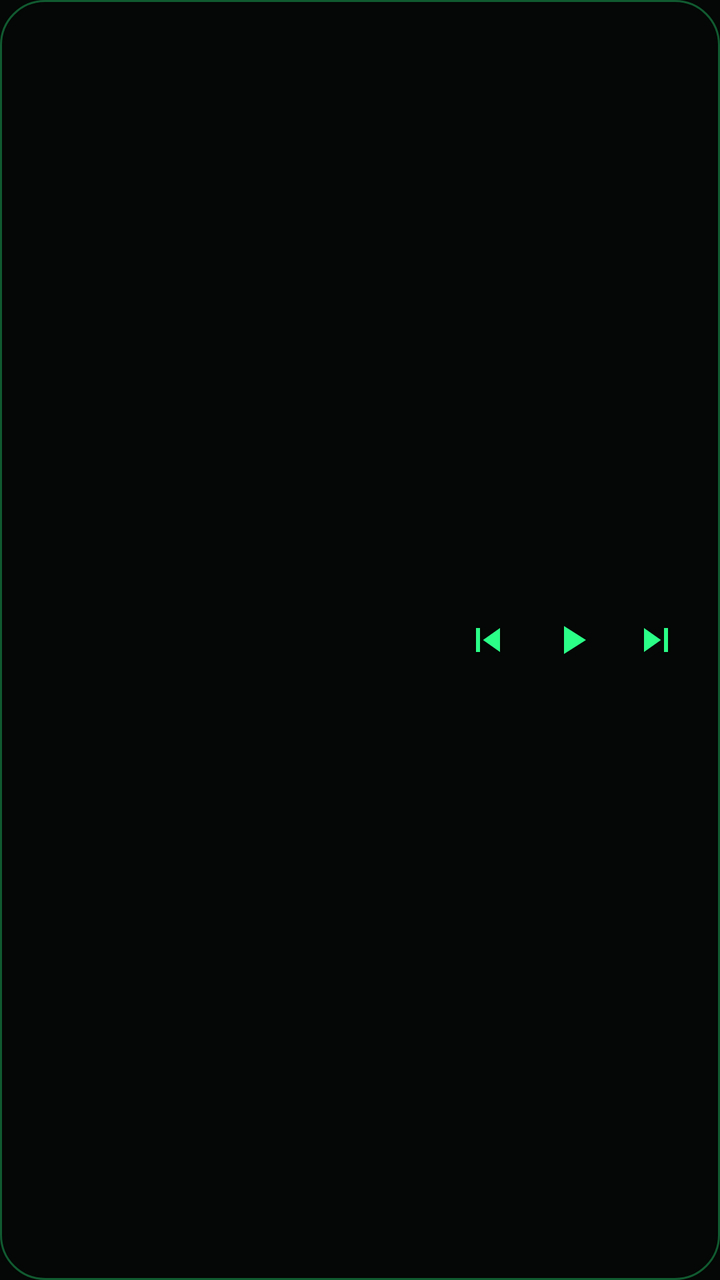
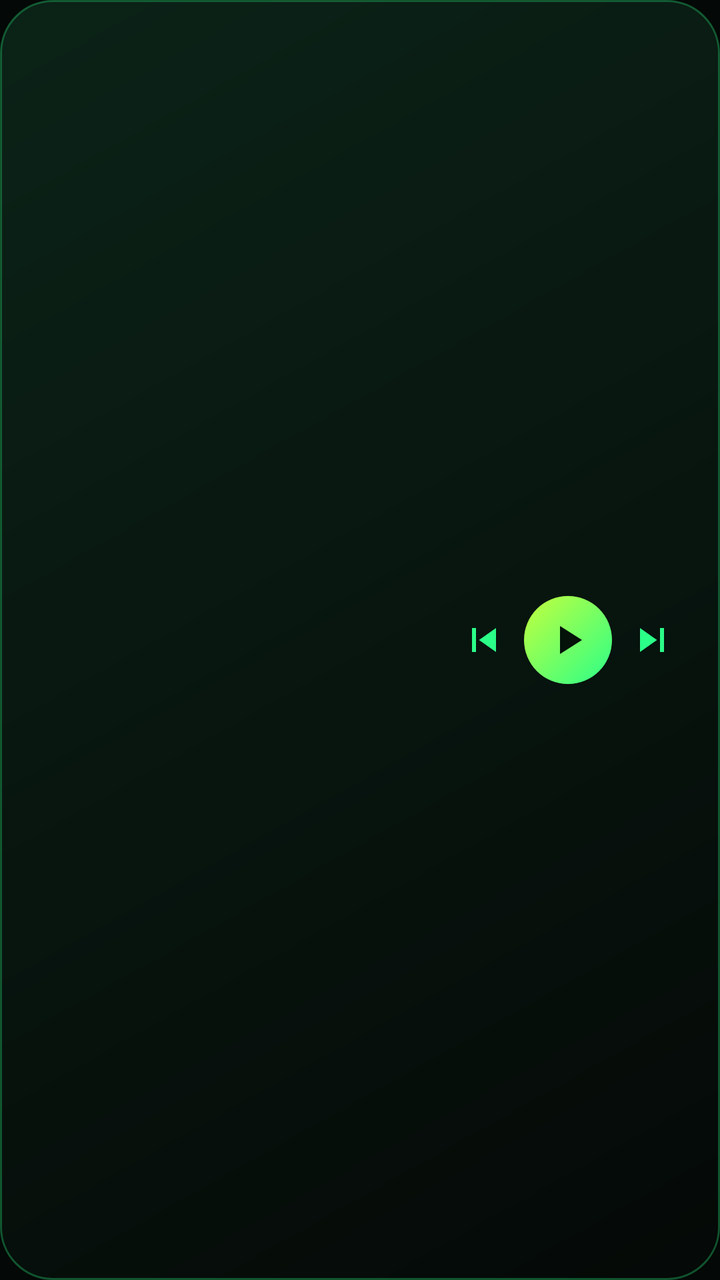

Two renders of the same Android screen: before a commit and after it. Below are the layout's source before the change and the commit's diff.
<!-- AndroidManifest.xml: application theme Theme.App -->
<!-- res/layout/widget_player.xml -->
<?xml version="1.0" encoding="utf-8"?>
<LinearLayout xmlns:android="http://schemas.android.com/apk/res/android"
    android:layout_width="match_parent"
    android:layout_height="match_parent"
    android:orientation="horizontal"
    android:gravity="center_vertical"
    android:padding="12dp"
    android:background="@drawable/widget_bg">

    <LinearLayout
        android:id="@+id/w_info"
        android:layout_width="0dp"
        android:layout_height="wrap_content"
        android:layout_weight="1"
        android:orientation="vertical">

        <TextView
            android:id="@+id/w_title"
            android:layout_width="match_parent"
            android:layout_height="wrap_content"
            android:maxLines="1"
            android:ellipsize="end"
            android:textColor="#FFFFFF"
            android:textSize="14sp"
            android:textStyle="bold" />

        <TextView
            android:id="@+id/w_artist"
            android:layout_width="match_parent"
            android:layout_height="wrap_content"
            android:maxLines="1"
            android:ellipsize="end"
            android:textColor="#A6FFFFFF"
            android:textSize="12sp" />
    </LinearLayout>

    <ImageButton
        android:id="@+id/w_prev"
        android:layout_width="40dp"
        android:layout_height="40dp"
        android:background="@null"
        android:contentDescription="Anterior"
        android:src="@drawable/ic_w_prev" />

    <ImageButton
        android:id="@+id/w_play"
        android:layout_width="44dp"
        android:layout_height="44dp"
        android:background="@null"
        android:contentDescription="Tocar ou pausar"
        android:src="@drawable/ic_w_play" />

    <ImageButton
        android:id="@+id/w_next"
        android:layout_width="40dp"
        android:layout_height="40dp"
        android:background="@null"
        android:contentDescription="Próxima"
        android:src="@drawable/ic_w_next" />
</LinearLayout>
<!-- resources referenced by this layout -->
<resources>
  <!-- drawable ic_w_next (drawable) -->
  <vector xmlns:android="http://schemas.android.com/apk/res/android"
      android:width="24dp" android:height="24dp" android:viewportWidth="24" android:viewportHeight="24">
      <path android:fillColor="#2BFF88" android:pathData="M6,18l8.5,-6L6,6v12zM16,6v12h2V6h-2z" />
  </vector>
  <!-- drawable ic_w_play (drawable) -->
  <vector xmlns:android="http://schemas.android.com/apk/res/android"
      android:width="24dp" android:height="24dp" android:viewportWidth="24" android:viewportHeight="24">
      <path android:fillColor="#2BFF88" android:pathData="M8,5v14l11,-7z" />
  </vector>
  <!-- drawable ic_w_prev (drawable) -->
  <vector xmlns:android="http://schemas.android.com/apk/res/android"
      android:width="24dp" android:height="24dp" android:viewportWidth="24" android:viewportHeight="24">
      <path android:fillColor="#2BFF88" android:pathData="M6,6h2v12H6zM9.5,12l8.5,6V6z" />
  </vector>
  <!-- drawable widget_bg (drawable) -->
  <shape xmlns:android="http://schemas.android.com/apk/res/android" android:shape="rectangle">
      <solid android:color="#F0050806" />
      <corners android:radius="22dp" />
      <stroke android:width="1dp" android:color="#552BFF88" />
  </shape>
  <style name="Theme.App" parent="android:Theme.Material.NoActionBar">
          <item name="android:windowBackground">@color/bg</item>
          <item name="android:statusBarColor">@color/bg</item>
          <item name="android:navigationBarColor">@color/bg</item>
      </style>
  <color name="bg">#040705</color>
</resources>

<!-- the commit's change to res/layout/widget_player.xml (unified diff, before → after) -->
@@ -4,7 +4,7 @@
     android:layout_height="match_parent"
     android:orientation="horizontal"
     android:gravity="center_vertical"
-    android:padding="12dp"
+    android:padding="14dp"
     android:background="@drawable/widget_bg">
 
     <LinearLayout
@@ -46,7 +46,9 @@
         android:id="@+id/w_play"
         android:layout_width="44dp"
         android:layout_height="44dp"
-        android:background="@null"
+        android:padding="10dp"
+        android:scaleType="fitCenter"
+        android:background="@drawable/widget_btn_play"
         android:contentDescription="Tocar ou pausar"
         android:src="@drawable/ic_w_play" />
 
<!-- resource entries referenced after the edit -->
@@ -8,7 +8,7 @@
   <!-- drawable ic_w_play (drawable) -->
   <vector xmlns:android="http://schemas.android.com/apk/res/android"
       android:width="24dp" android:height="24dp" android:viewportWidth="24" android:viewportHeight="24">
-      <path android:fillColor="#2BFF88" android:pathData="M8,5v14l11,-7z" />
+      <path android:fillColor="#FF04120A" android:pathData="M8,5v14l11,-7z" />
   </vector>
   <!-- drawable ic_w_prev (drawable) -->
   <vector xmlns:android="http://schemas.android.com/apk/res/android"
@@ -17,15 +17,19 @@
   </vector>
   <!-- drawable widget_bg (drawable) -->
   <shape xmlns:android="http://schemas.android.com/apk/res/android" android:shape="rectangle">
-      <solid android:color="#F0050806" />
-      <corners android:radius="22dp" />
-      <stroke android:width="1dp" android:color="#552BFF88" />
+      <gradient android:angle="315" android:startColor="#F00B2418" android:endColor="#F0040806" />
+      <corners android:radius="26dp" />
+      <stroke android:width="1dp" android:color="#4D2BFF88" />
+  </shape>
+  <!-- drawable widget_btn_play (drawable) -->
+  <shape xmlns:android="http://schemas.android.com/apk/res/android" android:shape="oval">
+      <gradient android:angle="315" android:startColor="#FFC4FF3D" android:endColor="#FF2BFF88" />
   </shape>
   <style name="Theme.App" parent="android:Theme.Material.NoActionBar">
           <item name="android:windowBackground">@color/bg</item>
           <item name="android:statusBarColor">@color/bg</item>
           <item name="android:navigationBarColor">@color/bg</item>
       </style>
-  <color name="bg">#040705</color>
+  <color name="bg">#040806</color>
 </resources>
 
